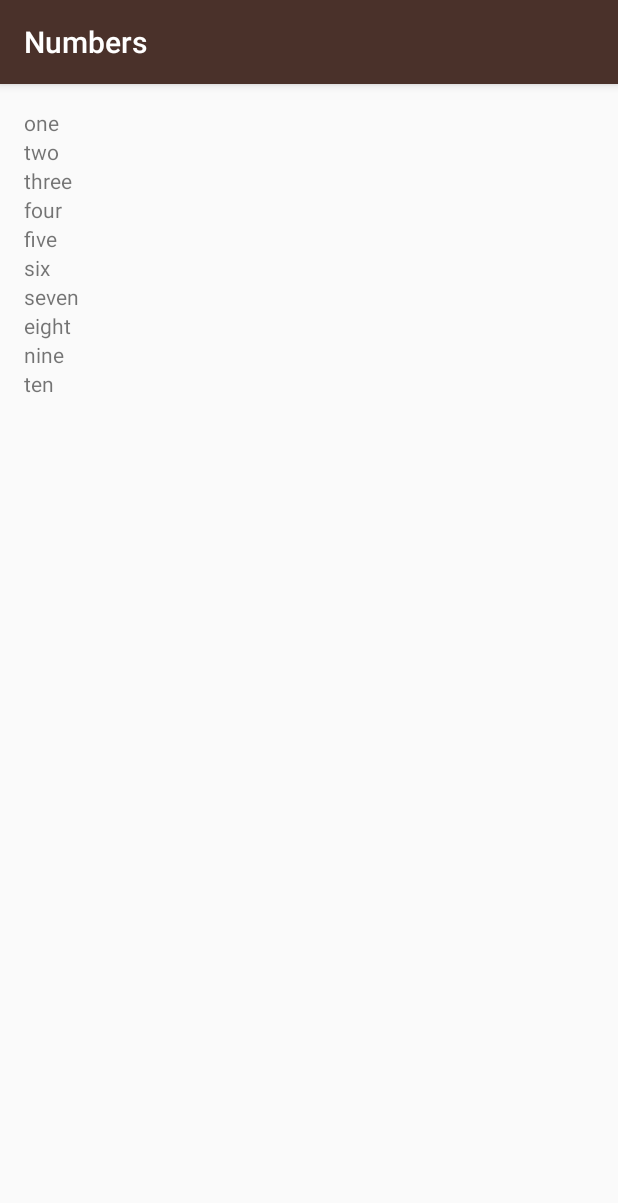
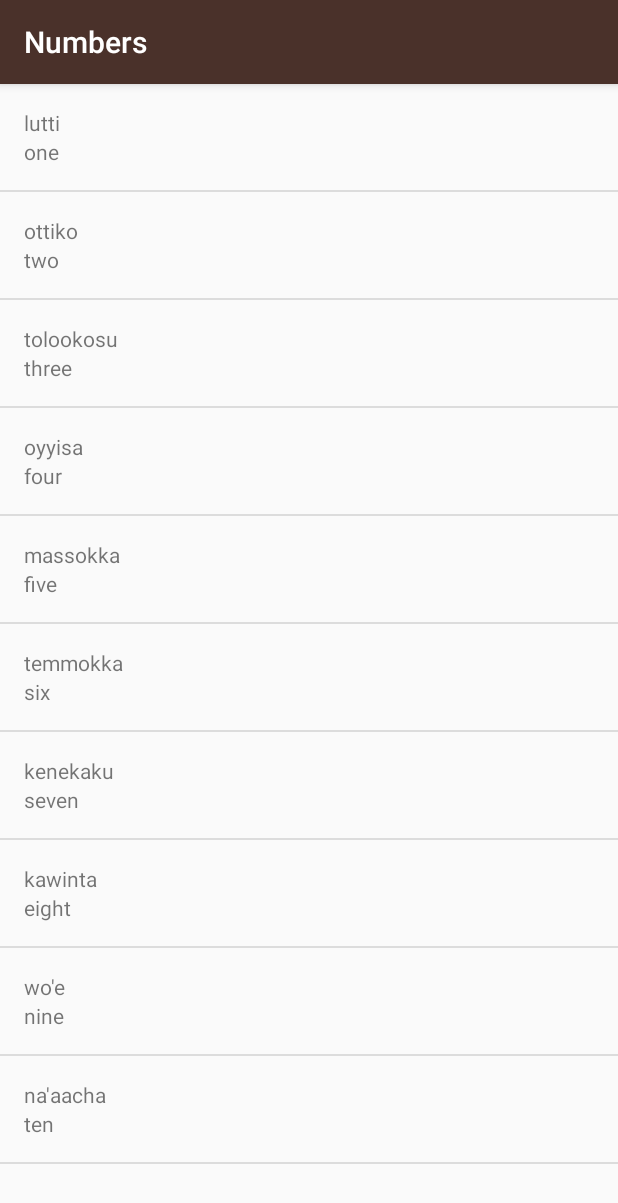
Before and after one commit to vibraniumSwaleh/Miwok-App, an Android app: the screen it shows after launch (NumbersActivity), after a tap on "Numbers", on a phone screen of 412 x 824 dp. Shown: the top 1203 px of the screen. Run offline under Robolectric (Android 15) with nearby library versions, the phone set to English and light mode, and no system bars.

Commit message:
Adding list of names in other Activities

```diff
--- /dev/null
+++ b/app/src/main/java/com/example/android/miwok/ColorAdapter.java
@@ -0,0 +1,49 @@
+package com.example.android.miwok;
+
+import android.app.Activity;
+import android.support.annotation.NonNull;
+import android.support.annotation.Nullable;
+import android.view.LayoutInflater;
+import android.view.View;
+import android.view.ViewGroup;
+import android.widget.ArrayAdapter;
+import android.widget.TextView;
+
+import java.util.ArrayList;
+
+public class ColorAdapter extends ArrayAdapter<Word> {
+
+    private static final String LOG_TAG = ColorAdapter.class.getSimpleName();
+
+    public ColorAdapter(Activity context, ArrayList<Word> colorsName) {
+        // Here, we initialize the ArrayAdapter's internal storage for the context and the list.
+        // the second argument is used when the ArrayAdapter is populating a single TextView.
+        // Because this is a custom adapter for two TextViews and an ImageView, the adapter is not
+        // going to use this second argument, so it can be any value. Here, we used 0.
+        super(context, 0, colorsName);
+    }
+
+
+    @NonNull
+    @Override
+    public View getView(int position, @Nullable View convertView, @NonNull ViewGroup parent) {
+
+        View listItemView = convertView;
+
+        if(listItemView == null) {
+            listItemView = LayoutInflater.from(getContext()).inflate(
+                    R.layout.list_item, parent, false);
+
+        }
+        Word currentPosition = getItem(position);
+
+        TextView miwokText = (TextView) listItemView.findViewById(R.id.textView1);
+        miwokText.setText(currentPosition.getMiwokTranslation());
+
+        TextView defaultText = (TextView) listItemView.findViewById(R.id.textView2);
+        defaultText.setText(currentPosition.getDefaultTranslation());
+
+        return listItemView;
+
+    }
+}
--- a/app/src/main/java/com/example/android/miwok/ColorsActivity.java
+++ b/app/src/main/java/com/example/android/miwok/ColorsActivity.java
@@ -2,6 +2,9 @@ package com.example.android.miwok;
 
 import android.support.v7.app.AppCompatActivity;
 import android.os.Bundle;
+import android.widget.ListView;
+
+import java.util.ArrayList;
 
 public class ColorsActivity extends AppCompatActivity {
 
@@ -9,5 +12,24 @@ public class ColorsActivity extends AppCompatActivity {
     protected void onCreate(Bundle savedInstanceState) {
         super.onCreate(savedInstanceState);
         setContentView(R.layout.activity_colors);
+
+        //Array of colors
+        ArrayList<Word> colorsName = new ArrayList<Word>();
+
+        //Assigning words to englishTranslation array
+        colorsName.add(new Word("red", "weṭeṭṭi"));
+        colorsName.add(new Word("green", "chokokki"));
+        colorsName.add(new Word("brown", "ṭakaakki"));
+        colorsName.add(new Word("gray", "ṭopoppi"));
+        colorsName.add(new Word("black", "kululli"));
+        colorsName.add(new Word("white", "kelelli"));
+        colorsName.add(new Word("dusty yellow", "ṭopiisә"));
+        colorsName.add(new Word("mustard yellow", "chiwiiṭә"));
+
+        ColorAdapter itemsAdapter = new ColorAdapter(this, colorsName);
+
+        ListView listView = (ListView) findViewById(R.id.colorslist);
+
+        listView.setAdapter(itemsAdapter);
     }
 }
--- a/app/src/main/java/com/example/android/miwok/NumbersActivity.java
+++ b/app/src/main/java/com/example/android/miwok/NumbersActivity.java
@@ -3,7 +3,10 @@ package com.example.android.miwok;
 import android.support.v7.app.AppCompatActivity;
 import android.os.Bundle;
 import android.util.Log;
+import android.widget.ArrayAdapter;
+import android.widget.GridView;
 import android.widget.LinearLayout;
+import android.widget.ListView;
 import android.widget.TextView;
 
 import java.util.ArrayList;
@@ -16,34 +19,26 @@ public class NumbersActivity extends AppCompatActivity {
         setContentView(R.layout.activity_numbers);
 
         //Array of numbers
-        ArrayList<String> englishNumbers = new ArrayList<String>();
+        ArrayList<Word> numbersName = new ArrayList<Word>();
 
         //Assigning words to englishTranslation array
-        englishNumbers.add("one");
-        englishNumbers.add("two");
-        englishNumbers.add("three");
-        englishNumbers.add("four");
-        englishNumbers.add("five");
-        englishNumbers.add("six");
-        englishNumbers.add("seven");
-        englishNumbers.add("eight");
-        englishNumbers.add("nine");
-        englishNumbers.add("ten");
+        numbersName.add(new Word("one", "lutti"));
+        numbersName.add(new Word("two", "ottiko"));
+        numbersName.add(new Word("three", "tolookosu"));
+        numbersName.add(new Word("four", "oyyisa"));
+        numbersName.add(new Word("five", "massokka"));
+        numbersName.add(new Word("six", "temmokka"));
+        numbersName.add(new Word("seven", "kenekaku"));
+        numbersName.add(new Word("eight", "kawinta"));
+        numbersName.add(new Word("nine", "wo'e"));
+        numbersName.add(new Word("ten", "na'aacha"));
 
-        //Linking LinearLayout to java using id
-        LinearLayout rootView = (LinearLayout)findViewById(R.id.rootView);
 
-        int index = 0;
+        WordAdapter itemsAdapter = new WordAdapter(this, numbersName);
 
-        while (index<englishNumbers.size()){
-            //creating new texview
-            TextView wordView = new TextView(this);
-            //setting text in the wordView TextView
-            wordView.setText(englishNumbers.get(index));
-            //displaying wordView TextView in the parent rootView Layout
-            rootView.addView(wordView);
-            index++;
-        }
+        ListView listView = (ListView) findViewById(R.id.numberslist);
+
+        listView.setAdapter(itemsAdapter);
 
     }
 }
--- /dev/null
+++ b/app/src/main/java/com/example/android/miwok/Word.java
@@ -0,0 +1,24 @@
+package com.example.android.miwok;
+
+public class Word {
+
+    //class states/variables
+    private String mDefaultTranslation;
+    private String mMiwokTranslation;
+
+    //word constructor
+    public Word(String defaultTranslation, String miwokTranslation){
+        mDefaultTranslation = defaultTranslation;
+        mMiwokTranslation = miwokTranslation;
+    }
+
+    //return english translation
+    public String getDefaultTranslation(){
+        return mDefaultTranslation;
+    }
+
+    //return miwok translation
+    public String getMiwokTranslation(){
+        return mMiwokTranslation;
+    }
+}
--- /dev/null
+++ b/app/src/main/java/com/example/android/miwok/WordAdapter.java
@@ -0,0 +1,49 @@
+package com.example.android.miwok;
+
+import android.app.Activity;
+import android.support.annotation.NonNull;
+import android.support.annotation.Nullable;
+import android.view.LayoutInflater;
+import android.view.View;
+import android.view.ViewGroup;
+import android.widget.ArrayAdapter;
+import android.widget.TextView;
+
+import java.util.ArrayList;
+
+public class WordAdapter extends ArrayAdapter<Word>{
+
+    private static final String LOG_TAG = WordAdapter.class.getSimpleName();
+
+    public WordAdapter(Activity context, ArrayList<Word> numbersName) {
+        // Here, we initialize the ArrayAdapter's internal storage for the context and the list.
+        // the second argument is used when the ArrayAdapter is populating a single TextView.
+        // Because this is a custom adapter for two TextViews and an ImageView, the adapter is not
+        // going to use this second argument, so it can be any value. Here, we used 0.
+        super(context, 0, numbersName);
+    }
+
+
+    @NonNull
+    @Override
+    public View getView(int position, @Nullable View convertView, @NonNull ViewGroup parent) {
+
+        View listItemView = convertView;
+
+        if(listItemView == null) {
+            listItemView = LayoutInflater.from(getContext()).inflate(
+                    R.layout.list_item, parent, false);
+
+        }
+        Word currentPosition = getItem(position);
+
+        TextView miwokText = (TextView) listItemView.findViewById(R.id.textView1);
+        miwokText.setText(currentPosition.getMiwokTranslation());
+
+        TextView defaultText = (TextView) listItemView.findViewById(R.id.textView2);
+        defaultText.setText(currentPosition.getDefaultTranslation());
+
+        return listItemView;
+
+    }
+}
--- a/app/src/main/res/layout/activity_colors.xml
+++ b/app/src/main/res/layout/activity_colors.xml
@@ -1,9 +1,8 @@
 <?xml version="1.0" encoding="utf-8"?>
-<android.support.constraint.ConstraintLayout xmlns:android="http://schemas.android.com/apk/res/android"
-    xmlns:app="http://schemas.android.com/apk/res-auto"
+<ListView
+    xmlns:android="http://schemas.android.com/apk/res/android"
     xmlns:tools="http://schemas.android.com/tools"
+    android:id="@+id/colorslist"
     android:layout_width="match_parent"
     android:layout_height="match_parent"
-    tools:context=".ColorsActivity">
-
-</android.support.constraint.ConstraintLayout>
+    tools:context="com.example.android.miwok.NumbersActivity"/>
--- a/app/src/main/res/layout/activity_numbers.xml
+++ b/app/src/main/res/layout/activity_numbers.xml
@@ -1,16 +1,8 @@
 <?xml version="1.0" encoding="utf-8"?>
-<LinearLayout
-
+<ListView
     xmlns:android="http://schemas.android.com/apk/res/android"
     xmlns:tools="http://schemas.android.com/tools"
+    android:id="@+id/numberslist"
     android:layout_width="match_parent"
     android:layout_height="match_parent"
-    tools:context=".NumbersActivity"
-    android:paddingLeft="16dp"
-    android:paddingTop="16dp"
-    android:paddingRight="16dp"
-    android:paddingBottom="16dp"
-    android:id="@+id/rootView"
-    android:orientation="vertical">
-
-</LinearLayout>
+    tools:context="com.example.android.miwok.NumbersActivity"/>
--- /dev/null
+++ b/app/src/main/res/layout/list_item.xml
@@ -0,0 +1,23 @@
+<?xml version="1.0" encoding="utf-8"?>
+<LinearLayout xmlns:android="http://schemas.android.com/apk/res/android"
+    xmlns:tools="http://schemas.android.com/tools"
+    android:layout_width="match_parent"
+    android:layout_height="match_parent"
+    android:orientation="vertical"
+    android:paddingBottom="16dp"
+    android:paddingLeft="16dp"
+    android:paddingTop="16dp">
+
+    <TextView
+        android:id="@+id/textView1"
+        android:layout_width="match_parent"
+        android:layout_height="wrap_content"
+        tools:text="luti"/>
+
+    <TextView
+        android:id="@+id/textView2"
+        android:layout_width="match_parent"
+        android:layout_height="wrap_content"
+        tools:text="one"/>
+
+</LinearLayout>
```
